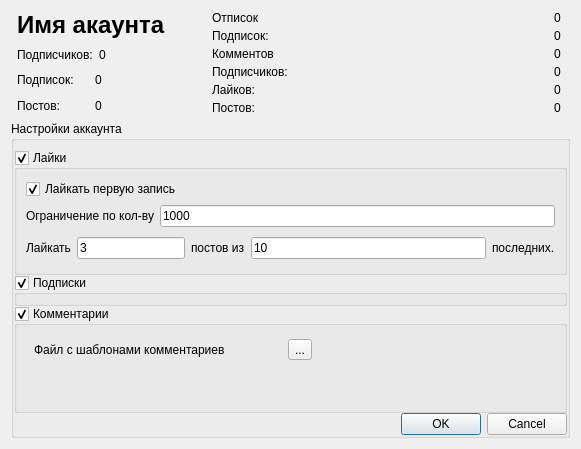
First picture: the form in forms/ui/account.ui, repository dmitriypereverza/InstaBot, before the edit.
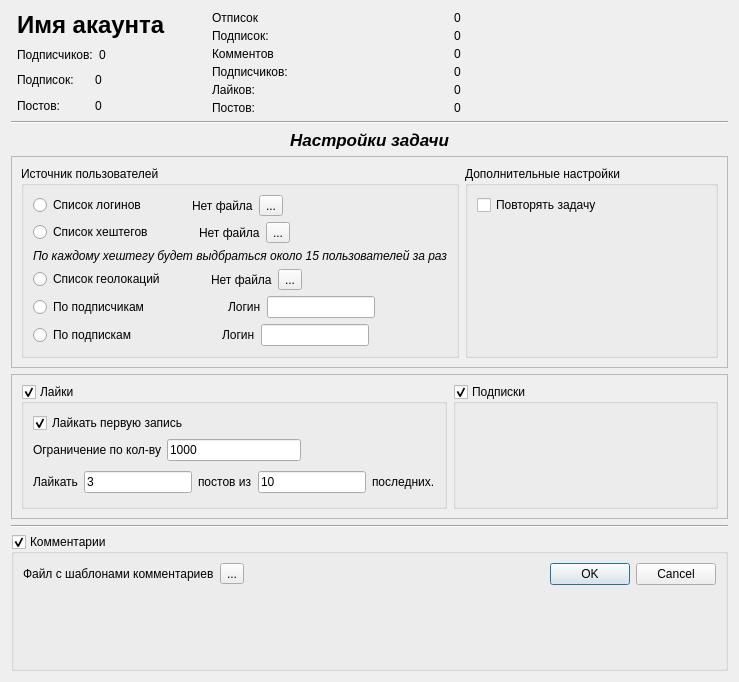
Second picture: the form after the edit. Icons and pictures are not drawn.

Commit message: UI interface.modernize detailAccountPage

```diff
--- a/forms/ui/account.ui
+++ b/forms/ui/account.ui
@@ -9,8 +9,8 @@
    <rect>
     <x>0</x>
     <y>0</y>
-    <width>581</width>
-    <height>449</height>
+    <width>739</width>
+    <height>682</height>
    </rect>
   </property>
   <property name="sizePolicy">
@@ -349,43 +349,401 @@
        </item>
       </layout>
      </item>
+     <item>
+      <spacer name="horizontalSpacer_12">
+       <property name="orientation">
+        <enum>Qt::Horizontal</enum>
+       </property>
+       <property name="sizeHint" stdset="0">
+        <size>
+         <width>40</width>
+         <height>20</height>
+        </size>
+       </property>
+      </spacer>
+     </item>
     </layout>
    </item>
    <item>
-    <widget class="QGroupBox" name="groupBox">
-     <property name="acceptDrops">
-      <bool>false</bool>
+    <widget class="Line" name="line">
+     <property name="orientation">
+      <enum>Qt::Horizontal</enum>
      </property>
-     <property name="title">
-      <string>Настройки аккаунта</string>
+    </widget>
+   </item>
+   <item>
+    <widget class="QLabel" name="label_9">
+     <property name="font">
+      <font>
+       <pointsize>13</pointsize>
+       <weight>75</weight>
+       <italic>true</italic>
+       <bold>true</bold>
+      </font>
      </property>
-     <property name="flat">
-      <bool>false</bool>
+     <property name="layoutDirection">
+      <enum>Qt::LeftToRight</enum>
      </property>
-     <property name="checkable">
+     <property name="autoFillBackground">
       <bool>false</bool>
      </property>
-     <layout class="QVBoxLayout" name="verticalLayout_8">
-      <property name="spacing">
-       <number>0</number>
-      </property>
-      <property name="leftMargin">
-       <number>0</number>
-      </property>
-      <property name="topMargin">
-       <number>9</number>
-      </property>
-      <property name="rightMargin">
-       <number>0</number>
-      </property>
-      <property name="bottomMargin">
-       <number>0</number>
-      </property>
-      <item>
+     <property name="text">
+      <string>Настройки задачи</string>
+     </property>
+     <property name="alignment">
+      <set>Qt::AlignCenter</set>
+     </property>
+    </widget>
+   </item>
+   <item>
+    <widget class="QFrame" name="frame">
+     <property name="frameShape">
+      <enum>QFrame::StyledPanel</enum>
+     </property>
+     <property name="frameShadow">
+      <enum>QFrame::Raised</enum>
+     </property>
+     <layout class="QFormLayout" name="formLayout">
+      <item row="0" column="0">
+       <widget class="QGroupBox" name="groupBox">
+        <property name="sizePolicy">
+         <sizepolicy hsizetype="Fixed" vsizetype="Preferred">
+          <horstretch>0</horstretch>
+          <verstretch>0</verstretch>
+         </sizepolicy>
+        </property>
+        <property name="title">
+         <string>Источник пользователей</string>
+        </property>
+        <layout class="QVBoxLayout" name="verticalLayout_3">
+         <item>
+          <layout class="QHBoxLayout" name="horizontalLayout_21">
+           <item>
+            <widget class="QRadioButton" name="radioButton_3">
+             <property name="text">
+              <string>Список логинов</string>
+             </property>
+            </widget>
+           </item>
+           <item>
+            <spacer name="horizontalSpacer_2">
+             <property name="orientation">
+              <enum>Qt::Horizontal</enum>
+             </property>
+             <property name="sizeType">
+              <enum>QSizePolicy::Fixed</enum>
+             </property>
+             <property name="sizeHint" stdset="0">
+              <size>
+               <width>40</width>
+               <height>20</height>
+              </size>
+             </property>
+            </spacer>
+           </item>
+           <item>
+            <widget class="QLabel" name="label_38">
+             <property name="text">
+              <string>Нет файла</string>
+             </property>
+             <property name="wordWrap">
+              <bool>false</bool>
+             </property>
+            </widget>
+           </item>
+           <item>
+            <widget class="QToolButton" name="toolButton_2">
+             <property name="text">
+              <string>...</string>
+             </property>
+            </widget>
+           </item>
+           <item>
+            <spacer name="horizontalSpacer_3">
+             <property name="orientation">
+              <enum>Qt::Horizontal</enum>
+             </property>
+             <property name="sizeHint" stdset="0">
+              <size>
+               <width>40</width>
+               <height>20</height>
+              </size>
+             </property>
+            </spacer>
+           </item>
+          </layout>
+         </item>
+         <item>
+          <layout class="QHBoxLayout" name="horizontalLayout_22">
+           <item>
+            <widget class="QRadioButton" name="radioButton_4">
+             <property name="text">
+              <string>Список хештегов</string>
+             </property>
+            </widget>
+           </item>
+           <item>
+            <spacer name="horizontalSpacer_4">
+             <property name="orientation">
+              <enum>Qt::Horizontal</enum>
+             </property>
+             <property name="sizeType">
+              <enum>QSizePolicy::Fixed</enum>
+             </property>
+             <property name="sizeHint" stdset="0">
+              <size>
+               <width>40</width>
+               <height>20</height>
+              </size>
+             </property>
+            </spacer>
+           </item>
+           <item>
+            <widget class="QLabel" name="label_39">
+             <property name="text">
+              <string>Нет файла</string>
+             </property>
+             <property name="wordWrap">
+              <bool>false</bool>
+             </property>
+            </widget>
+           </item>
+           <item>
+            <widget class="QToolButton" name="toolButton_3">
+             <property name="text">
+              <string>...</string>
+             </property>
+            </widget>
+           </item>
+           <item>
+            <spacer name="horizontalSpacer_5">
+             <property name="orientation">
+              <enum>Qt::Horizontal</enum>
+             </property>
+             <property name="sizeHint" stdset="0">
+              <size>
+               <width>40</width>
+               <height>20</height>
+              </size>
+             </property>
+            </spacer>
+           </item>
+          </layout>
+         </item>
+         <item>
+          <widget class="QLabel" name="label_10">
+           <property name="font">
+            <font>
+             <pointsize>9</pointsize>
+             <italic>true</italic>
+             <kerning>true</kerning>
+            </font>
+           </property>
+           <property name="text">
+            <string>По каждому хештегу будет выдбраться около 15 пользователей за раз</string>
+           </property>
+          </widget>
+         </item>
+         <item>
+          <layout class="QHBoxLayout" name="horizontalLayout_23">
+           <item>
+            <widget class="QRadioButton" name="radioButton_5">
+             <property name="text">
+              <string>Список геолокаций</string>
+             </property>
+            </widget>
+           </item>
+           <item>
+            <spacer name="horizontalSpacer_6">
+             <property name="orientation">
+              <enum>Qt::Horizontal</enum>
+             </property>
+             <property name="sizeType">
+              <enum>QSizePolicy::Fixed</enum>
+             </property>
+             <property name="sizeHint" stdset="0">
+              <size>
+               <width>40</width>
+               <height>20</height>
+              </size>
+             </property>
+            </spacer>
+           </item>
+           <item>
+            <widget class="QLabel" name="label_40">
+             <property name="text">
+              <string>Нет файла</string>
+             </property>
+             <property name="wordWrap">
+              <bool>false</bool>
+             </property>
+            </widget>
+           </item>
+           <item>
+            <widget class="QToolButton" name="toolButton_4">
+             <property name="text">
+              <string>...</string>
+             </property>
+            </widget>
+           </item>
+           <item>
+            <spacer name="horizontalSpacer_7">
+             <property name="orientation">
+              <enum>Qt::Horizontal</enum>
+             </property>
+             <property name="sizeHint" stdset="0">
+              <size>
+               <width>40</width>
+               <height>20</height>
+              </size>
+             </property>
+            </spacer>
+           </item>
+          </layout>
+         </item>
+         <item>
+          <layout class="QHBoxLayout" name="horizontalLayout_5">
+           <item>
+            <widget class="QRadioButton" name="radioButton">
+             <property name="text">
+              <string>По подписчикам</string>
+             </property>
+            </widget>
+           </item>
+           <item>
+            <spacer name="horizontalSpacer_8">
+             <property name="orientation">
+              <enum>Qt::Horizontal</enum>
+             </property>
+             <property name="sizeHint" stdset="0">
+              <size>
+               <width>40</width>
+               <height>20</height>
+              </size>
+             </property>
+            </spacer>
+           </item>
+           <item>
+            <widget class="QLabel" name="label_11">
+             <property name="text">
+              <string>Логин</string>
+             </property>
+            </widget>
+           </item>
+           <item>
+            <widget class="QLineEdit" name="lineEdit_4"/>
+           </item>
+           <item>
+            <spacer name="horizontalSpacer_10">
+             <property name="orientation">
+              <enum>Qt::Horizontal</enum>
+             </property>
+             <property name="sizeHint" stdset="0">
+              <size>
+               <width>40</width>
+               <height>20</height>
+              </size>
+             </property>
+            </spacer>
+           </item>
+          </layout>
+         </item>
+         <item>
+          <layout class="QHBoxLayout" name="horizontalLayout_6">
+           <item>
+            <widget class="QRadioButton" name="radioButton_2">
+             <property name="text">
+              <string>По подпискам</string>
+             </property>
+            </widget>
+           </item>
+           <item>
+            <spacer name="horizontalSpacer_9">
+             <property name="orientation">
+              <enum>Qt::Horizontal</enum>
+             </property>
+             <property name="sizeHint" stdset="0">
+              <size>
+               <width>40</width>
+               <height>20</height>
+              </size>
+             </property>
+            </spacer>
+           </item>
+           <item>
+            <widget class="QLabel" name="label_12">
+             <property name="text">
+              <string>Логин</string>
+             </property>
+            </widget>
+           </item>
+           <item>
+            <widget class="QLineEdit" name="lineEdit_5"/>
+           </item>
+           <item>
+            <spacer name="horizontalSpacer_11">
+             <property name="orientation">
+              <enum>Qt::Horizontal</enum>
+             </property>
+             <property name="sizeHint" stdset="0">
+              <size>
+               <width>40</width>
+               <height>20</height>
+              </size>
+             </property>
+            </spacer>
+           </item>
+          </layout>
+         </item>
+        </layout>
+       </widget>
+      </item>
+      <item row="0" column="1">
+       <widget class="QGroupBox" name="groupBox_2">
+        <property name="title">
+         <string>Дополнительные настройки</string>
+        </property>
+        <layout class="QVBoxLayout" name="verticalLayout_6">
+         <item>
+          <widget class="QCheckBox" name="checkBox_2">
+           <property name="text">
+            <string>Повторять задачу</string>
+           </property>
+          </widget>
+         </item>
+         <item>
+          <spacer name="verticalSpacer">
+           <property name="orientation">
+            <enum>Qt::Vertical</enum>
+           </property>
+           <property name="sizeHint" stdset="0">
+            <size>
+             <width>20</width>
+             <height>40</height>
+            </size>
+           </property>
+          </spacer>
+         </item>
+        </layout>
+       </widget>
+      </item>
+     </layout>
+    </widget>
+   </item>
+   <item>
+    <widget class="QFrame" name="frame_2">
+     <property name="frameShape">
+      <enum>QFrame::StyledPanel</enum>
+     </property>
+     <property name="frameShadow">
+      <enum>QFrame::Raised</enum>
+     </property>
+     <layout class="QFormLayout" name="formLayout_4">
+      <item row="0" column="0">
        <widget class="QGroupBox" name="groupBox_3">
         <property name="sizePolicy">
-         <sizepolicy hsizetype="Preferred" vsizetype="Fixed">
-          <horstretch>0</horstretch>
+         <sizepolicy hsizetype="Fixed" vsizetype="Fixed">
+          <horstretch>211</horstretch>
           <verstretch>0</verstretch>
          </sizepolicy>
         </property>
@@ -430,6 +788,19 @@
                </property>
               </widget>
              </item>
+             <item>
+              <spacer name="horizontalSpacer_33">
+               <property name="orientation">
+                <enum>Qt::Horizontal</enum>
+               </property>
+               <property name="sizeHint" stdset="0">
+                <size>
+                 <width>40</width>
+                 <height>20</height>
+                </size>
+               </property>
+              </spacer>
+             </item>
             </layout>
            </item>
            <item>
@@ -512,7 +883,7 @@
         </layout>
        </widget>
       </item>
-      <item>
+      <item row="0" column="1">
        <widget class="QGroupBox" name="groupBox_4">
         <property name="sizePolicy">
          <sizepolicy hsizetype="Preferred" vsizetype="Minimum">
@@ -528,59 +899,57 @@
         </property>
        </widget>
       </item>
-      <item>
-       <widget class="QGroupBox" name="groupBox_5">
-        <property name="sizePolicy">
-         <sizepolicy hsizetype="Preferred" vsizetype="Expanding">
-          <horstretch>0</horstretch>
-          <verstretch>0</verstretch>
-         </sizepolicy>
-        </property>
-        <property name="minimumSize">
-         <size>
-          <width>0</width>
-          <height>63</height>
-         </size>
-        </property>
-        <property name="title">
-         <string>Комментарии</string>
-        </property>
-        <property name="checkable">
-         <bool>true</bool>
-        </property>
-        <widget class="QWidget" name="layoutWidget_2">
-         <property name="geometry">
-          <rect>
-           <x>20</x>
-           <y>30</y>
-           <width>278</width>
-           <height>27</height>
-          </rect>
-         </property>
-         <layout class="QHBoxLayout" name="horizontalLayout_20">
-          <item>
-           <widget class="QLabel" name="label_37">
-            <property name="text">
-             <string>Файл с шаблонами комментариев</string>
-            </property>
-           </widget>
-          </item>
-          <item>
-           <widget class="QToolButton" name="toolButton">
-            <property name="text">
-             <string>...</string>
-            </property>
-           </widget>
-          </item>
-         </layout>
-        </widget>
-       </widget>
+     </layout>
+    </widget>
+   </item>
+   <item>
+    <widget class="Line" name="line_5">
+     <property name="orientation">
+      <enum>Qt::Horizontal</enum>
+     </property>
+    </widget>
+   </item>
+   <item>
+    <widget class="QGroupBox" name="groupBox_5">
+     <property name="sizePolicy">
+      <sizepolicy hsizetype="Preferred" vsizetype="Expanding">
+       <horstretch>0</horstretch>
+       <verstretch>0</verstretch>
+      </sizepolicy>
+     </property>
+     <property name="minimumSize">
+      <size>
+       <width>0</width>
+       <height>63</height>
+      </size>
+     </property>
+     <property name="title">
+      <string>Комментарии</string>
+     </property>
+     <property name="checkable">
+      <bool>true</bool>
+     </property>
+     <layout class="QFormLayout" name="formLayout_5">
+      <item row="0" column="0">
+       <layout class="QHBoxLayout" name="horizontalLayout_20">
+        <item>
+         <widget class="QLabel" name="label_37">
+          <property name="text">
+           <string>Файл с шаблонами комментариев</string>
+          </property>
+         </widget>
+        </item>
+        <item>
+         <widget class="QToolButton" name="toolButton">
+          <property name="text">
+           <string>...</string>
+          </property>
+         </widget>
+        </item>
+       </layout>
       </item>
-      <item>
+      <item row="0" column="1">
        <widget class="QDialogButtonBox" name="buttonBox">
-        <property name="orientation">
-         <enum>Qt::Horizontal</enum>
-        </property>
         <property name="standardButtons">
          <set>QDialogButtonBox::Cancel|QDialogButtonBox::Ok</set>
         </property>
```
Left out of the diff: 2 changed lines with no effect on the pictures. The commit also changes 1 other file.
